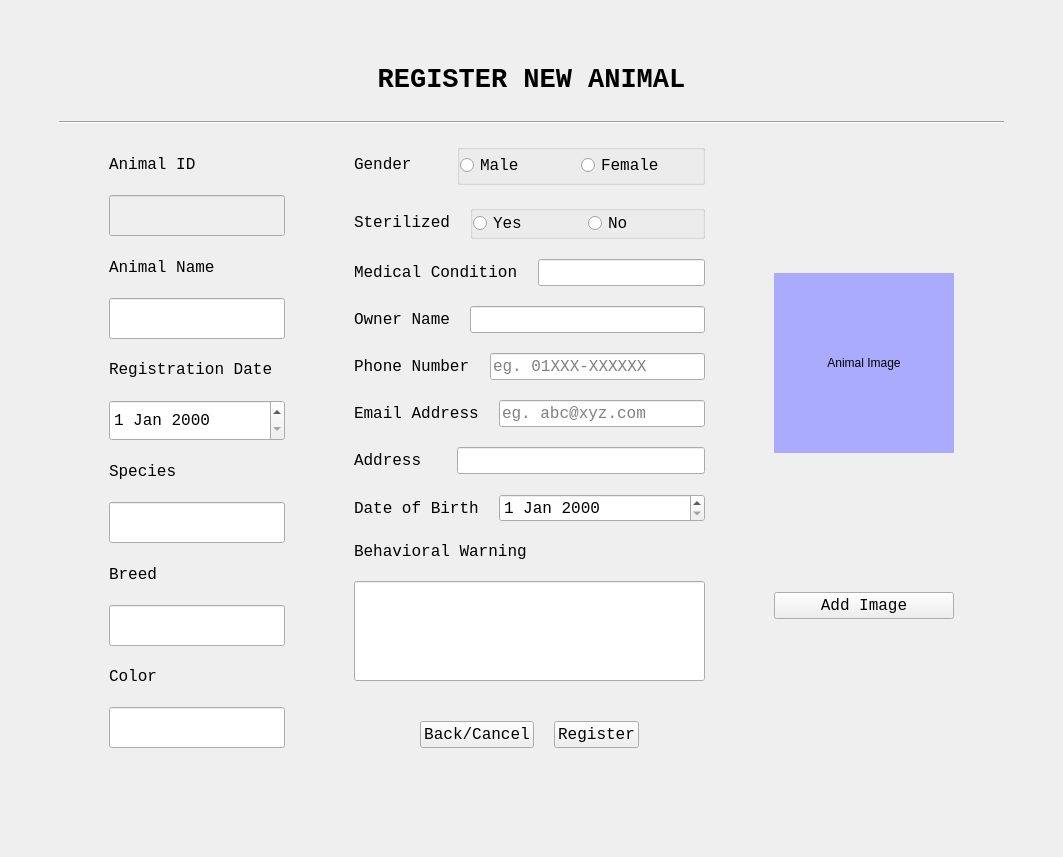
ASNaeem/Simple-VCMS, file AnimalRegistrationUI.ui: the form before one commit.
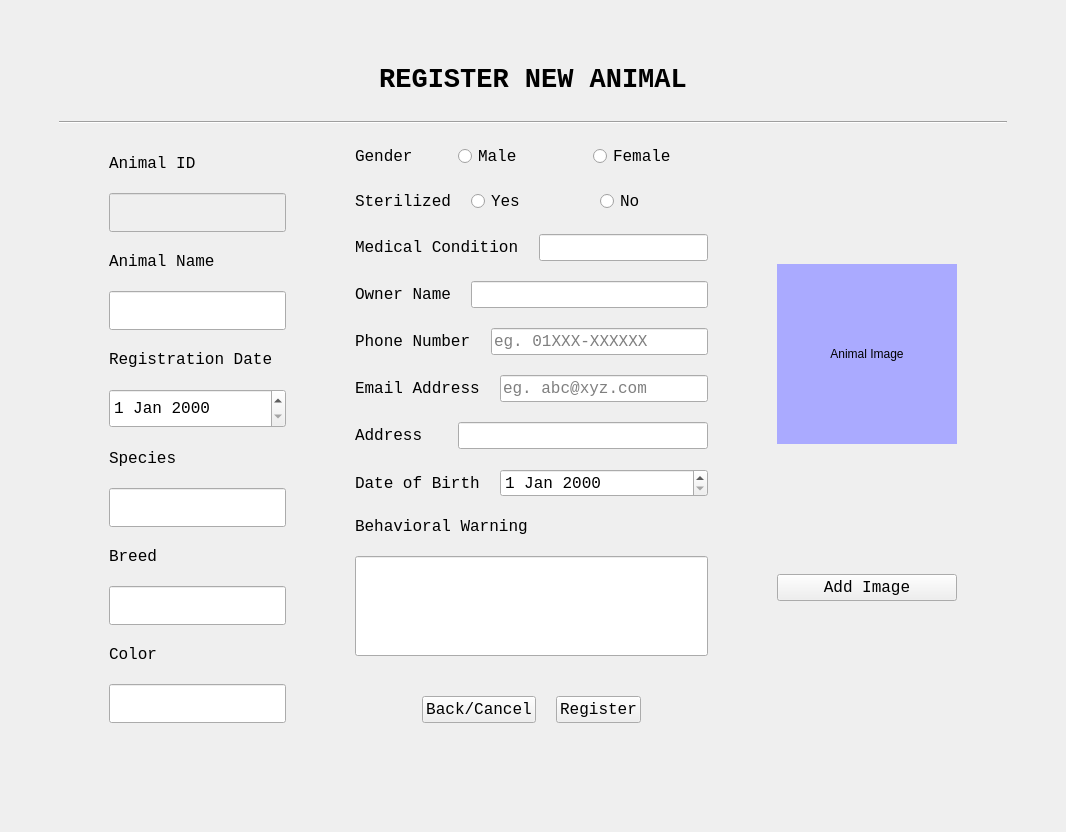
The form after the commit.

Commit message: reg new animal

What changed in the file:
```diff
--- a/AnimalRegistrationUI.ui
+++ b/AnimalRegistrationUI.ui
@@ -6,8 +6,8 @@
    <rect>
     <x>0</x>
     <y>0</y>
-    <width>1063</width>
-    <height>804</height>
+    <width>1066</width>
+    <height>809</height>
    </rect>
   </property>
   <property name="windowTitle">
@@ -402,45 +402,6 @@
              </widget>
             </item>
             <item>
-             <widget class="QGroupBox" name="groupBox">
-              <property name="sizePolicy">
-               <sizepolicy hsizetype="Preferred" vsizetype="Maximum">
-                <horstretch>0</horstretch>
-                <verstretch>0</verstretch>
-               </sizepolicy>
-              </property>
-              <property name="font">
-               <font>
-                <family>Courier New</family>
-                <pointsize>12</pointsize>
-               </font>
-              </property>
-              <property name="title">
-               <string notr="true"/>
-              </property>
-              <property name="flat">
-               <bool>false</bool>
-              </property>
-              <property name="checkable">
-               <bool>false</bool>
-              </property>
-              <layout class="QHBoxLayout" name="horizontalLayout_12">
-               <property name="spacing">
-                <number>0</number>
-               </property>
-               <property name="leftMargin">
-                <number>0</number>
-               </property>
-               <property name="topMargin">
-                <number>0</number>
-               </property>
-               <property name="rightMargin">
-                <number>0</number>
-               </property>
-               <property name="bottomMargin">
-                <number>0</number>
-               </property>
-               <item>
                 <layout class="QHBoxLayout" name="horizontalLayout">
                  <item>
                   <widget class="QRadioButton" name="rbutton_reg_male">
@@ -481,9 +442,6 @@
                   </widget>
                  </item>
                 </layout>
-               </item>
-              </layout>
-             </widget>
             </item>
            </layout>
           </item>
@@ -512,33 +470,6 @@
              </widget>
             </item>
             <item>
-             <widget class="QGroupBox" name="groupBox_2">
-              <property name="sizePolicy">
-               <sizepolicy hsizetype="Preferred" vsizetype="Fixed">
-                <horstretch>0</horstretch>
-                <verstretch>0</verstretch>
-               </sizepolicy>
-              </property>
-              <property name="title">
-               <string/>
-              </property>
-              <layout class="QHBoxLayout" name="horizontalLayout_13">
-               <property name="spacing">
-                <number>0</number>
-               </property>
-               <property name="leftMargin">
-                <number>0</number>
-               </property>
-               <property name="topMargin">
-                <number>0</number>
-               </property>
-               <property name="rightMargin">
-                <number>0</number>
-               </property>
-               <property name="bottomMargin">
-                <number>0</number>
-               </property>
-               <item>
                 <layout class="QHBoxLayout" name="horizontalLayout_2">
                  <item>
                   <widget class="QRadioButton" name="rbutton_reg_ster_yes">
@@ -581,9 +512,6 @@
                 </layout>
                </item>
               </layout>
-             </widget>
-            </item>
-           </layout>
           </item>
           <item>
            <layout class="QHBoxLayout" name="horizontalLayout_5" stretch="10,30">
```
Left out of the diff: 9 changed lines with no effect on the pictures. Lines whose indentation alone changed are shown as unchanged.
